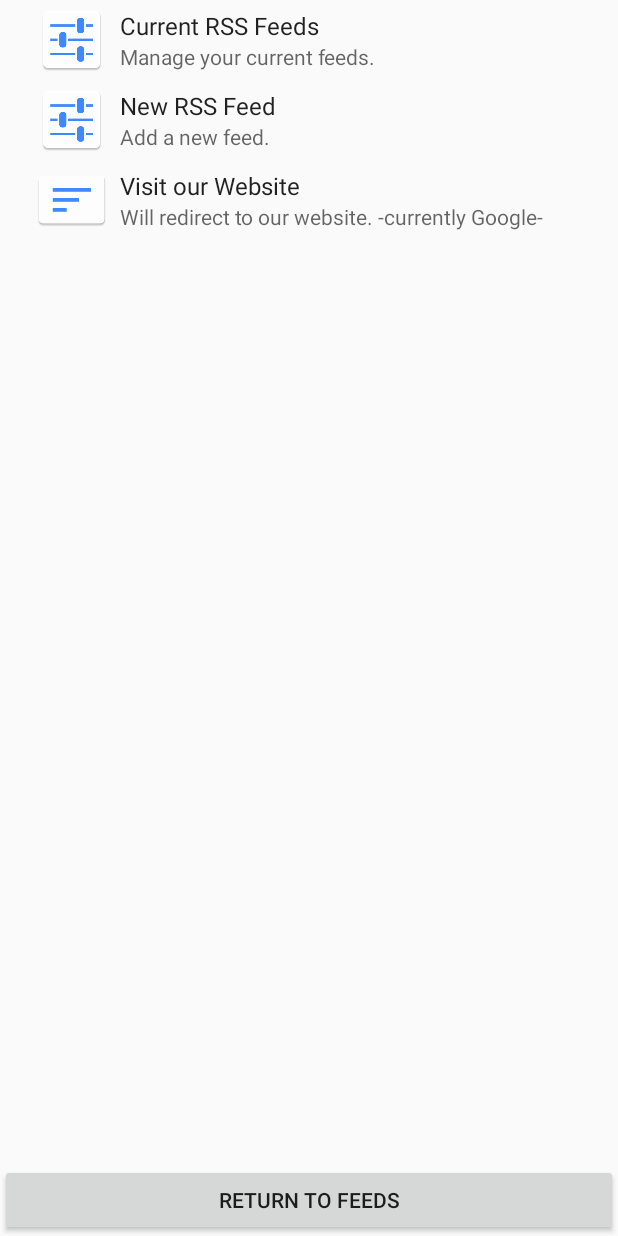
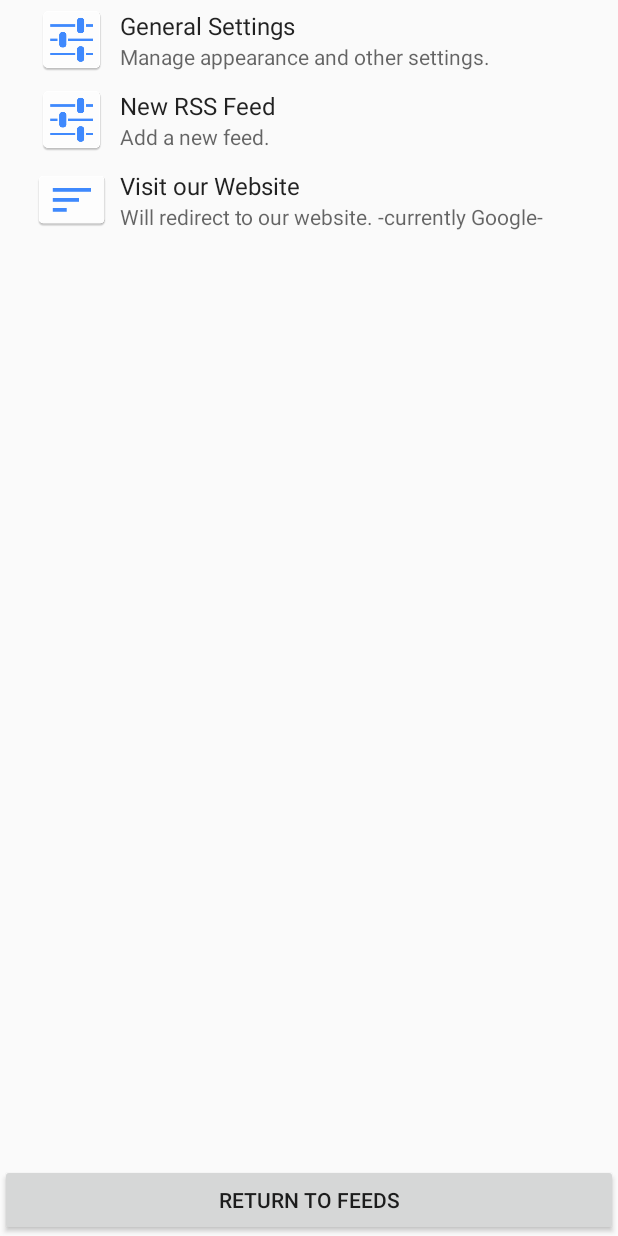
Before and after one commit to FoulgerDevin/CS496_project1, an Android app: the MyUserPreferences screen opened directly, with no data from a screen before it, on a phone screen of 412 x 824 dp. Run offline under Robolectric (Android 15) with nearby library versions, the phone set to English and light mode, and no system bars; libraries missing offline, so code that uses them is left out: com.einmalfel.earl.

Commit message:
More Recent Changes

```diff
--- a/RSSNews/app/src/main/java/cs496_projecy/rssnews/MyUserPreferences.java
+++ b/RSSNews/app/src/main/java/cs496_projecy/rssnews/MyUserPreferences.java
@@ -1,5 +1,6 @@
 package cs496_projecy.rssnews;
 
+import android.app.FragmentManager;
 import android.content.Context;
 import android.content.Intent;
 import android.content.SharedPreferences;
@@ -20,7 +21,11 @@ import com.einmalfel.earl.RSSItem;
 
 import java.io.File;
 import java.io.FileInputStream;
+import java.io.FileOutputStream;
+import java.io.IOException;
 import java.io.InputStream;
+import java.io.OutputStream;
+import java.io.OutputStreamWriter;
 import java.util.ArrayList;
 import java.util.List;
 
@@ -29,12 +34,12 @@ import java.util.List;
  */
 public class MyUserPreferences extends PreferenceActivity implements View.OnClickListener {
 
-
+    static MyUserPreferences obj;
 
     @Override
     protected void onCreate(Bundle savedInstanceState) {
         super.onCreate(savedInstanceState);
-
+        obj = this;
         // Add a button to the header list.
         if (hasHeaders()) {
             Button button = new Button(this);
@@ -46,10 +51,9 @@ public class MyUserPreferences extends PreferenceActivity implements View.OnClic
 
     }
 
-
     @Override
     public void onClick (View v){
-            startActivity(new Intent(this, MainFeed.class));
+        this.finish();
     }
 
     @Override
@@ -99,40 +103,36 @@ public class MyUserPreferences extends PreferenceActivity implements View.OnClic
         private List<RSSItem> rssItemList = new ArrayList<>();
 
         @Override
-        public void onCreate(Bundle savedInstanceState){
+        public void onCreate(Bundle savedInstanceState) {
             super.onCreate(savedInstanceState);
-        // Can retrieve arguments from headers XML.
-            Log.i("args","Arguments: "+ getArguments());
+            // Can retrieve arguments from headers XML.
+            Log.i("args", "Arguments: " + getArguments());
 
-        // Load the preferences from an XML resource
+            // Load the preferences from an XML resource
             addPreferencesFromResource(R.xml.fragmented_preferences_inner);
 
         }
+
         public View onCreateView(LayoutInflater inflater, ViewGroup container, Bundle savedInstanceState) {
             super.onCreate(savedInstanceState);
-            return inflater.inflate(R.layout.feed_list, null);
+            View rootView = inflater.inflate(R.layout.feed_list, container, false);
+            Button btnOk = (Button) (rootView.findViewById(R.id.btnOK));
+            btnOk.setOnClickListener(new View.OnClickListener() {
+                @Override
+                public void onClick(View v) {
+                    validateSaveExit(obj);
+                }
+            });
+            return rootView;
         }
 
         private void addRSSLink() {
             SharedPreferences sharedPref = getActivity().getPreferences(Context.MODE_PRIVATE);
             SharedPreferences.Editor editor = sharedPref.edit();
         }
-/*
-        @Override
-        public void onCreate(Bundle savedInstanceState) {
-
-
-            Button btnOk = (Button) (this.findViewById(R.id.btnOK));
-            btnOk.setOnClickListener(new View.OnClickListener() {
-                @Override
-                public void onClick(View v) {
-                    validateSaveExit();
-                }
-            });
-        }
 
         private String checkNonEmpty(int id, String info) {
-            TextView textView = (TextView) (findViewById(id));
+            TextView textView = (TextView) (getActivity().findViewById(id));
             if (textView != null) {
                 CharSequence txt = textView.getText();
                 if (txt != null) {
@@ -146,29 +146,33 @@ public class MyUserPreferences extends PreferenceActivity implements View.OnClic
             return null;
         }
 
-        private void validateSaveExit() {
-            String author = checkNonEmpty(R.id.txtRSSLink, "author");
-            String title = checkNonEmpty(R.id.txtTitle, "title");
-            if (author != null && title != null) {
-                // return result
+        protected void validateSaveExit(MyUserPreferences obj) {
+            String link = checkNonEmpty(R.id.txtRSSLink, "Proper Address");
+            if (link != null) {
+                try {
+                    //mySourceList.add(link);
+                    Log.i("FILEDIRP", obj.getFilesDir().toString());
+                    File file = new File(obj.getFilesDir(), getString(R.string.filename));
+                    FileOutputStream out = new FileOutputStream(file);
+                    OutputStreamWriter outWriter = new OutputStreamWriter(out);
+                    outWriter.write(link + "\n");
+                    outWriter.flush();
+                    outWriter.close();
+                    out.close();
+
+                } catch (Exception e) {
+                    Toast.makeText(obj.getBaseContext(),
+                            "Saving Link Failed",
+                            Toast.LENGTH_SHORT).show();
+                }
 
             }
-*/
+            FragmentManager fragmentManager = getFragmentManager();
+            fragmentManager.popBackStackImmediate();
+            getActivity().finish();
+
+        }
+
     }
-/*
-    private class MyTask extends AsyncTask<String, Float, ArrayList<RSSItem>> {
-
-        @Override
-        protected ArrayList<RSSItem> doInBackground(String... params) {
-            try {
-                File file = new File(this.getFilesDir(), getString(R.string.filename));
-                InputStream in = new FileInputStream(file);
-            } catch (Exception e) {
-
-            }
-            return null;
-        }
-    }
-*/
 
 }
--- a/RSSNews/app/src/main/res/menu/menu.xml
+++ b/RSSNews/app/src/main/res/menu/menu.xml
@@ -3,4 +3,7 @@
     <item
         android:id="@+id/preferences"
         android:title="Preferences" />
+    <item
+        android:id="@+id/refresh"
+        android:title="Refresh" />
 </menu>
--- /dev/null
+++ b/RSSNews/app/src/main/res/values/ids.xml
@@ -0,0 +1,4 @@
+<?xml version="1.0" encoding="utf-8"?>
+<resources>
+    <item name="refresh" type="id">Refresh</item>
+</resources>
--- a/RSSNews/app/src/main/res/values/strings.xml
+++ b/RSSNews/app/src/main/res/values/strings.xml
@@ -1,7 +1,7 @@
 <resources>
     <string name="app_name">RSSNews</string>
     <string name="filename">stored_rss.txt</string>
-    <string name="title_edittext_preference">Add RSS Feed</string>
-    <string name="summary_edittext_preference">Provide a link to a new RSS Feed.</string>
-    <string name="dialog_title_edittext_preference">RSS Feed Link</string>
+    <string name="title_editlist_preference">Change Theme</string>
+    <string name="summary_editlist_preference">Cahnge Colors in the App</string>
+    <string name="dialog_title_editlist_preference">Choose Color</string>
 </resources>
--- a/RSSNews/app/src/main/res/xml/fragmented_preferences.xml
+++ b/RSSNews/app/src/main/res/xml/fragmented_preferences.xml
@@ -1,16 +1,16 @@
 <?xml version="1.0" encoding="utf-8"?>
 <PreferenceScreen xmlns:android="http://schemas.android.com/apk/res/android">
-    <PreferenceCategory android:title="Manage Feeds"
+    <PreferenceCategory android:title="Appearance"
         android:key="myPreferencesTitle">
         <CheckBoxPreference
             android:key="checkBoxPref"
             android:title="check it out"
             android:summary="click this little box"/>
 
-        <EditTextPreference
+        <ListPreference
             android:key="link_add"
-            android:title="@string/title_edittext_preference"
-            android:summary="@string/summary_edittext_preference"
-            android:dialogTitle="@string/dialog_title_edittext_preference" />
+            android:title="@string/title_editlist_preference"
+            android:summary="@string/summary_editlist_preference"
+            android:dialogTitle="@string/dialog_title_editlist_preference" />
     </PreferenceCategory>
 </PreferenceScreen>
--- a/RSSNews/app/src/main/res/xml/preference_headers.xml
+++ b/RSSNews/app/src/main/res/xml/preference_headers.xml
@@ -2,8 +2,8 @@
 <preference-headers xmlns:android="http://schemas.android.com/apk/res/android">
     <header android:fragment="cs496_projecy.rssnews.MyUserPreferences$Prefs1Fragment"
         android:icon="@mipmap/ic_settings_applications"
-        android:title="Current RSS Feeds"
-        android:summary="Manage your current feeds." />
+        android:title="General Settings"
+        android:summary="Manage appearance and other settings." />
     <header android:fragment="cs496_projecy.rssnews.MyUserPreferences$Prefs2Fragment"
         android:icon="@mipmap/ic_settings_applications"
         android:title="New RSS Feed"
```
Also changed, not shown: RSSNews/app/src/main/java/cs496_projecy/rssnews/MainFeed.java (+7 -3 lines).
